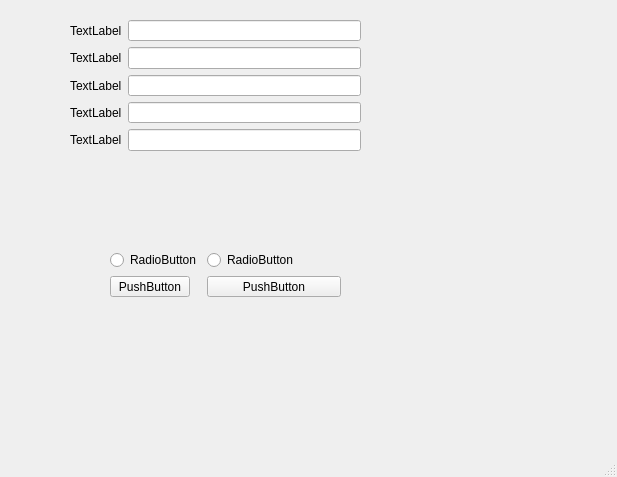
Before: the Qt Designer form 1_PyQt5/PyQt5开发与实战/UI_MainWinFormLayout.ui in ShunJie-code/PyQt5_ControlEngineering, drawn with Qt 5.
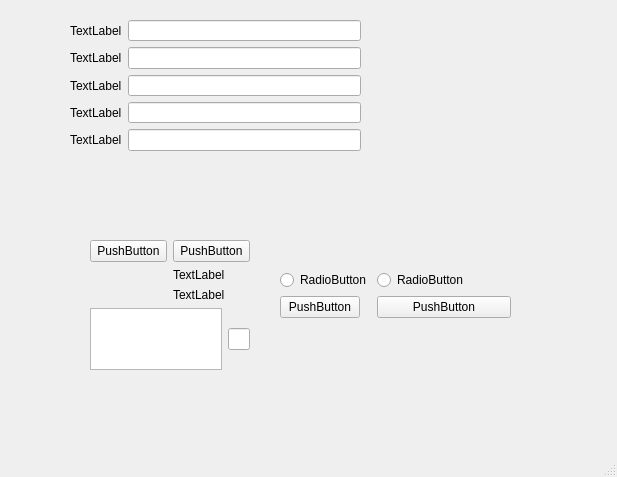
After: the same form once the commit is applied.

```diff
--- a/1_PyQt5/PyQt5开发与实战/UI_MainWinFormLayout.ui
+++ b/1_PyQt5/PyQt5开发与实战/UI_MainWinFormLayout.ui
@@ -76,13 +76,13 @@
      </item>
     </layout>
    </widget>
-   <widget class="QWidget" name="">
+   <widget class="QWidget" name="layoutWidget">
     <property name="geometry">
      <rect>
-      <x>110</x>
-      <y>250</y>
+      <x>280</x>
+      <y>270</y>
       <width>231</width>
-      <height>47</height>
+      <height>69</height>
      </rect>
     </property>
     <layout class="QFormLayout" name="formLayout_2">
@@ -93,13 +93,6 @@
        </property>
       </widget>
      </item>
-     <item row="0" column="1">
-      <widget class="QRadioButton" name="radioButton_2">
-       <property name="text">
-        <string>RadioButton</string>
-       </property>
-      </widget>
-     </item>
      <item row="1" column="0">
       <widget class="QPushButton" name="pushButton">
        <property name="text">
@@ -113,6 +106,67 @@
         <string>PushButton</string>
        </property>
       </widget>
+     </item>
+     <item row="0" column="1">
+      <widget class="QRadioButton" name="radioButton_2">
+       <property name="text">
+        <string>RadioButton</string>
+       </property>
+      </widget>
+     </item>
+    </layout>
+   </widget>
+   <widget class="QWidget" name="">
+    <property name="geometry">
+     <rect>
+      <x>90</x>
+      <y>240</y>
+      <width>160</width>
+      <height>130</height>
+     </rect>
+    </property>
+    <layout class="QVBoxLayout" name="verticalLayout">
+     <item>
+      <layout class="QGridLayout" name="gridLayout">
+       <item row="0" column="0">
+        <widget class="QPushButton" name="pushButton_3">
+         <property name="text">
+          <string>PushButton</string>
+         </property>
+        </widget>
+       </item>
+       <item row="3" column="1">
+        <widget class="QLabel" name="label_7">
+         <property name="text">
+          <string>TextLabel</string>
+         </property>
+        </widget>
+       </item>
+       <item row="0" column="1">
+        <widget class="QPushButton" name="pushButton_4">
+         <property name="text">
+          <string>PushButton</string>
+         </property>
+        </widget>
+       </item>
+       <item row="2" column="1">
+        <widget class="QLabel" name="label_6">
+         <property name="text">
+          <string>TextLabel</string>
+         </property>
+        </widget>
+       </item>
+      </layout>
+     </item>
+     <item>
+      <layout class="QHBoxLayout" name="horizontalLayout">
+       <item>
+        <widget class="QTextEdit" name="textEdit"/>
+       </item>
+       <item>
+        <widget class="QLineEdit" name="lineEdit_6"/>
+       </item>
+      </layout>
      </item>
     </layout>
    </widget>
```
